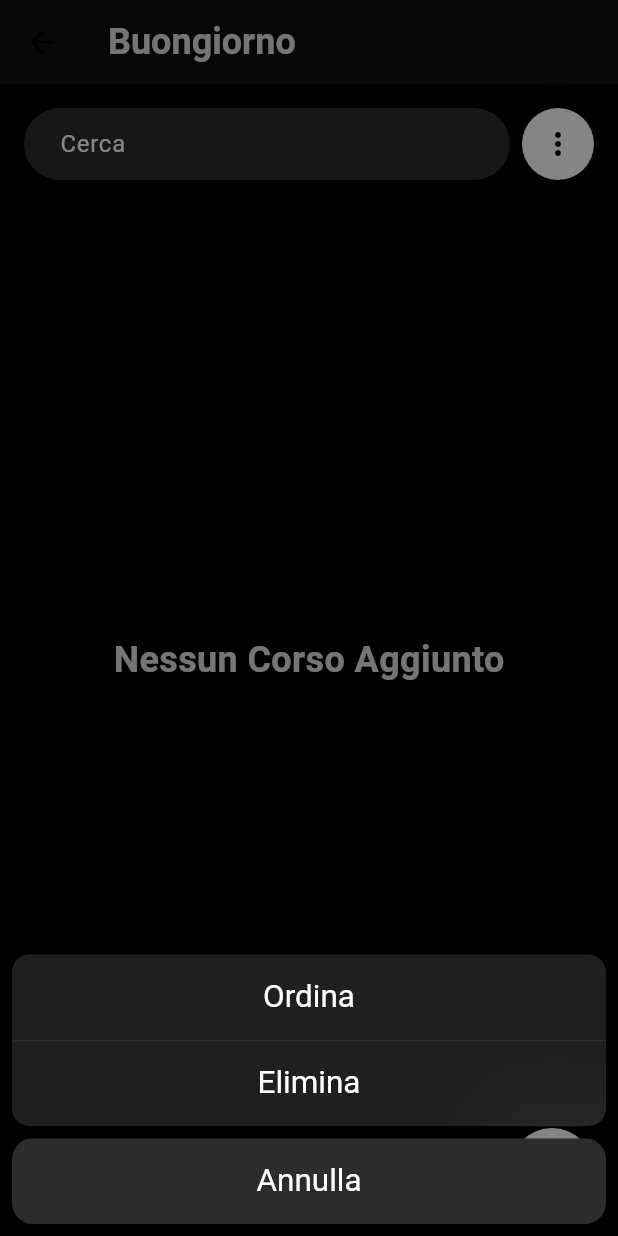
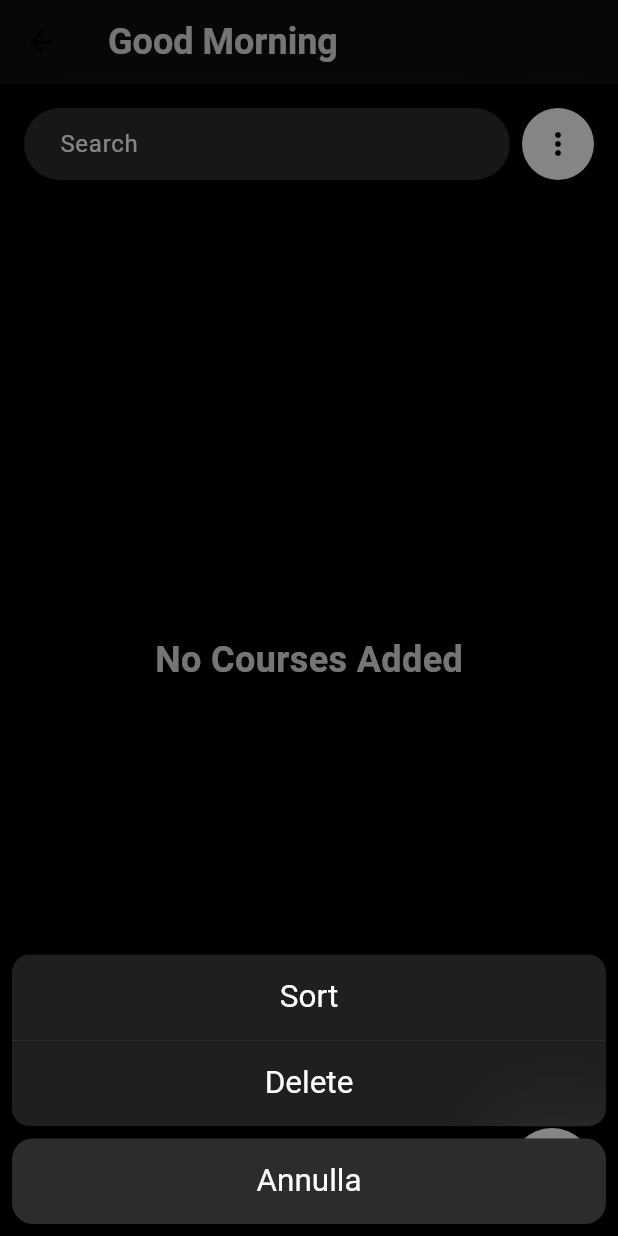
Before and after one commit to Aldosimone99/iSail, a Flutter app: the CourseListScreen screen opened directly, after a tap on the "more vert" icon, on a phone screen of 412 x 824 dp. Run offline on Flutter 3.47's test engine with Material 3 defaults, Android fonts, the phone set to English and light mode, and no system bars; our stand-ins replace file_picker, flutter_local_notifications, share_plus, shared_preferences, timezone; missing offline and left inert: flutter_pdfview; accounts and stored records are empty; Roboto replaces fonts that are missing (SF Pro).

```diff
--- a/lib/screens/course_list_screen.dart
+++ b/lib/screens/course_list_screen.dart
@@ -55,15 +55,41 @@ class CourseListScreenState extends State<CourseListScreen> with SingleTickerPro
     _userNameNotifier.value = userName; // Update ValueNotifier
   }
 
+  String _getLocalizedText(BuildContext context, String key, {String? courseName, int? daysRemaining, int? monthsRemaining}) {
+    final locale = Localizations.localeOf(context).languageCode;
+    final isEnglish = locale == 'en';
+    final translations = {
+      'goodMorning': isEnglish ? 'Good Morning' : 'Buongiorno',
+      'goodAfternoon': isEnglish ? 'Good Afternoon' : 'Buon Pomeriggio',
+      'goodEvening': isEnglish ? 'Good Evening' : 'Buonasera',
+      'search': isEnglish ? 'Search' : 'Cerca',
+      'sort': isEnglish ? 'Sort' : 'Ordina',
+      'delete': isEnglish ? 'Delete' : 'Elimina',
+      'cancel': isEnglish ? 'Cancel' : 'Annulla',
+      'name': isEnglish ? 'Name' : 'Nome',
+      'closestDeadline': isEnglish ? 'Closest Deadline' : 'Scadenza Vicina',
+      'furthestDeadline': isEnglish ? 'Furthest Deadline' : 'Scadenza Lontana',
+      'added': isEnglish ? 'Added' : 'Aggiunta',
+      'confirmDeletion': isEnglish ? 'Confirm Deletion' : 'Conferma Eliminazione',
+      'confirmDeletionMessage': isEnglish ? 'Are you sure you want to delete this course?' : 'Sei sicuro di voler eliminare questo corso?',
+      'noCoursesAdded': isEnglish ? 'No Courses Added' : 'Nessun Corso Aggiunto',
+      'due': isEnglish ? 'Due' : 'Scadenza',
+      'courseExpiring': isEnglish ? 'Course Expiring' : 'Corso in Scadenza',
+      'courseExpiringInDays': isEnglish ? 'The course "$courseName" will expire in $daysRemaining days. Remember to renew it!' : 'Il corso "$courseName" scadrà in $daysRemaining giorni. Ricordati di rinnovarlo!',
+      'courseExpiringInMonths': isEnglish ? '$courseName will expire in $monthsRemaining months' : '$courseName scadrà in $monthsRemaining mesi',
+    };
+    return translations[key] ?? key;
+  }
+
   void _updateGreeting() {
     final hour = DateTime.now().hour;
     final userName = _userNameNotifier.value;
     if (hour >= 6 && hour < 12) {
-      _greeting = '${S.of(context).goodMorning} $userName';
+      _greeting = '${_getLocalizedText(context, 'goodMorning')} $userName';
     } else if (hour >= 12 && hour < 18) {
-      _greeting = '${S.of(context).goodAfternoon} $userName';
+      _greeting = '${_getLocalizedText(context, 'goodAfternoon')} $userName';
     } else {
-      _greeting = '${S.of(context).goodEvening} $userName';
+      _greeting = '${_getLocalizedText(context, 'goodEvening')} $userName';
     }
     setState(() {});
   }
@@ -240,7 +266,7 @@ class CourseListScreenState extends State<CourseListScreen> with SingleTickerPro
       if (daysRemaining == 365 || daysRemaining == 182 || daysRemaining == 91 || daysRemaining == 30 || daysRemaining <= 30) {
         _scheduleNotification(
           id: course.hashCode,
-          title: S.of(context).courseExpiring, // Use localized string
+          title: _getLocalizedText(context, 'courseExpiring'), // Use localized string
           body: _getLocalizedBody(course.name, daysRemaining), // Use localized string
           scheduledDate: _nextInstanceOfNineAM(),
         );
@@ -280,9 +306,9 @@ class CourseListScreenState extends State<CourseListScreen> with SingleTickerPro
   String _getLocalizedBody(String courseName, int daysRemaining) {
     if (daysRemaining > 30) {
       final monthsRemaining = (daysRemaining / 30).floor();
-      return S.of(context).courseExpiringInMonths(courseName, monthsRemaining); // Use localized string for months
+      return _getLocalizedText(context, 'courseExpiringInMonths', courseName: courseName, monthsRemaining: monthsRemaining); // Use localized string for months
     } else {
-      return S.of(context).courseExpiringInDays(courseName, daysRemaining); // Use localized string for days
+      return _getLocalizedText(context, 'courseExpiringInDays', courseName: courseName, daysRemaining: daysRemaining); // Use localized string for days
     }
   }
 
@@ -347,7 +373,7 @@ class CourseListScreenState extends State<CourseListScreen> with SingleTickerPro
                       Expanded(
                         child: TextField(
                           decoration: InputDecoration(
-                            hintText: S.of(context).search, // Use localized string
+                            hintText: _getLocalizedText(context, 'search'), // Use localized string
                             filled: true,
                             fillColor: Color(0xFF2C2C2E), // Light gray color
                             border: OutlineInputBorder(
@@ -403,7 +429,7 @@ class CourseListScreenState extends State<CourseListScreen> with SingleTickerPro
                           children: [
                             CourseCard(
                               title: course.name,
-                              description: '${S.of(context).due}: ${DateFormat('dd/MM/yyyy').format(course.deadline)}', // Use localized string
+                              description: '${_getLocalizedText(context, 'due')}: ${DateFormat('dd/MM/yyyy').format(course.deadline)}', // Use localized string
                               dueDate: course.deadline, // Ensure dueDate is passed correctly
                               course: course, // Pass the course object
                             ),
@@ -445,7 +471,7 @@ class CourseListScreenState extends State<CourseListScreen> with SingleTickerPro
             if (_courses.isEmpty)
               Center(
                 child: Text(
-                  S.of(context).noCoursesAdded, // Use localized string
+                  _getLocalizedText(context, 'noCoursesAdded'), // Use localized string
                   style: TextStyle(fontSize: 24, color: Colors.grey[300], fontWeight: FontWeight.bold), // Set color to light gray
                 ),
               ),
```
Also changed, not shown: lib/screens/course_detail_screen.dart (+68 -27 lines), lib/screens/welcome_screen.dart (+18 -5 lines), lib/generated/l10n.dart.
